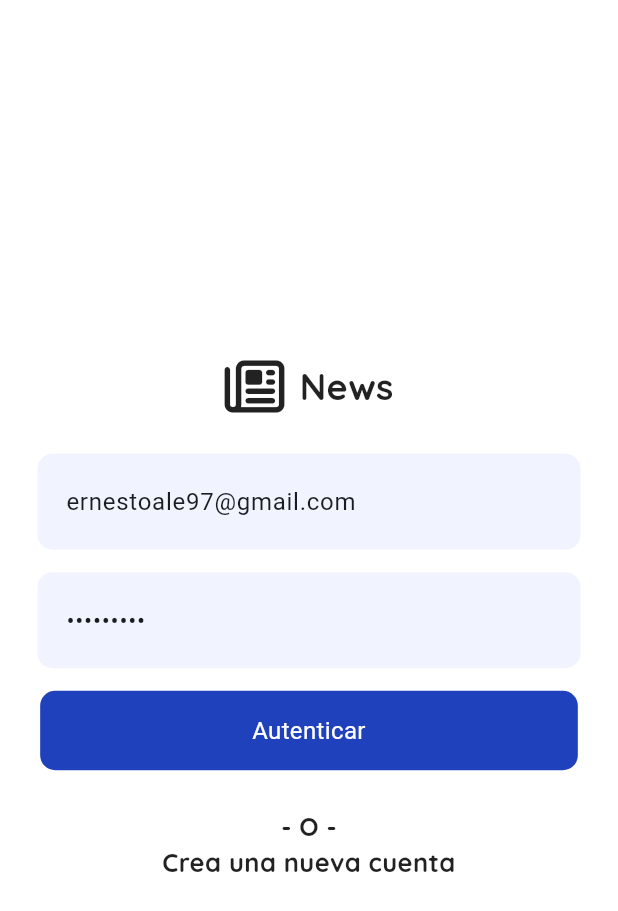
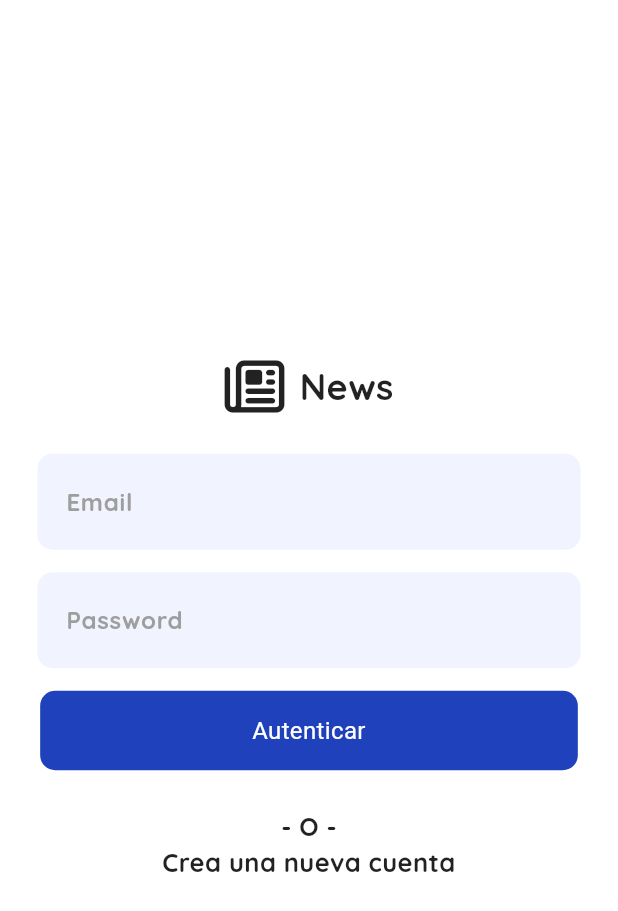
Before and after one commit to ernestoale97/recruitment_news_app, a Flutter app: the screen it shows after launch, on a phone screen of 412 x 824 dp. Shown: the top 911 px of the screen. Run offline on Flutter 3.47's test engine with Material 3 defaults, Android fonts, the phone set to English and light mode, and no system bars; our stand-ins replace bloc, cached_network_image, equatable, flutter_bloc, flutter_secure_storage, font_awesome_flutter and 4 more; missing offline and left inert: jwt_decode; network calls fail; Roboto replaces fonts that are missing (Poppins-SemiBold).

Commit message:
removed user pass

```diff
--- a/lib/features/login/presentation/widgets/login_form.dart
+++ b/lib/features/login/presentation/widgets/login_form.dart
@@ -27,8 +27,6 @@ class _LoginFormState extends State<LoginForm> {
 
   @override
   void initState() {
-    _emailController.text = "ernestoale97@gmail.com";
-    _passwordController.text = "Asdasd321";
     super.initState();
   }
 
```
